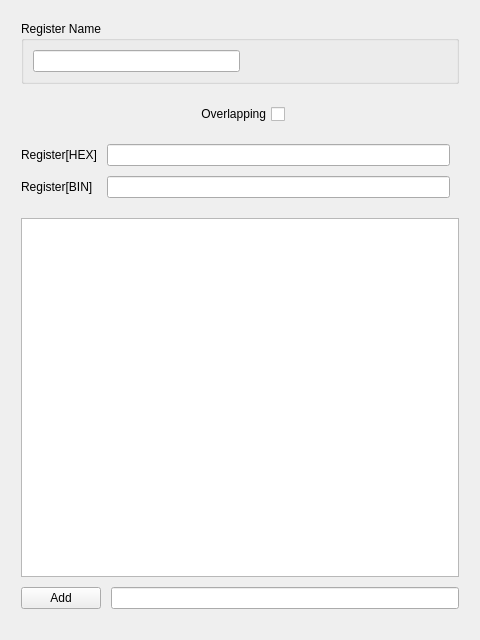
Qt form analyzer.ui (awaken1988/RegisterAnalyzer) before a commit.
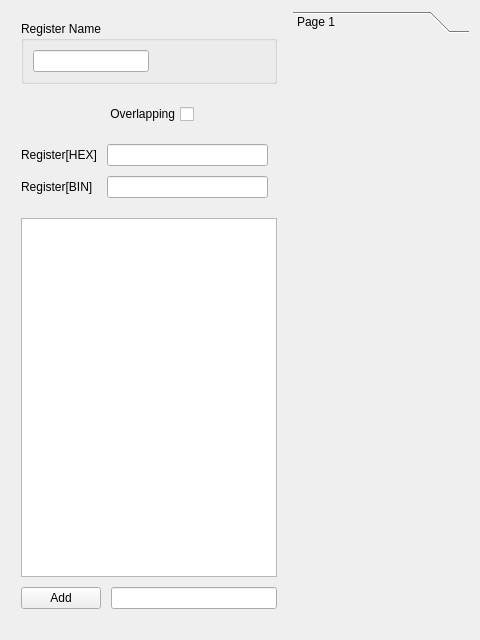
The same form after that commit.

```diff
--- a/analyzer.ui
+++ b/analyzer.ui
@@ -13,7 +13,7 @@
   <property name="windowTitle">
    <string>Form</string>
   </property>
-  <layout class="QVBoxLayout" name="verticalLayout_2">
+  <layout class="QHBoxLayout" name="horizontalLayout_4">
    <item>
     <layout class="QVBoxLayout" name="verticalLayout">
      <property name="spacing">
@@ -177,6 +177,26 @@
      </item>
     </layout>
    </item>
+   <item>
+    <widget class="QToolBox" name="registerToolBox">
+     <property name="currentIndex">
+      <number>0</number>
+     </property>
+     <widget class="QWidget" name="page2">
+      <property name="geometry">
+       <rect>
+        <x>0</x>
+        <y>0</y>
+        <width>180</width>
+        <height>594</height>
+       </rect>
+      </property>
+      <attribute name="label">
+       <string>Page 1</string>
+      </attribute>
+     </widget>
+    </widget>
+   </item>
   </layout>
  </widget>
  <resources/>
```
